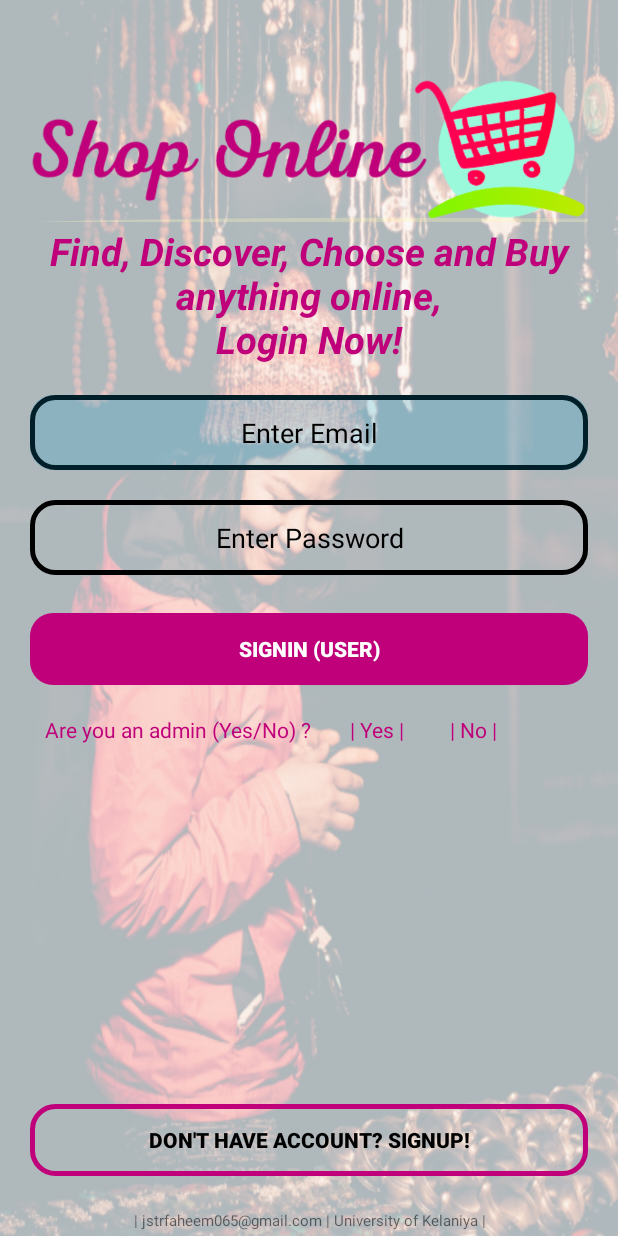
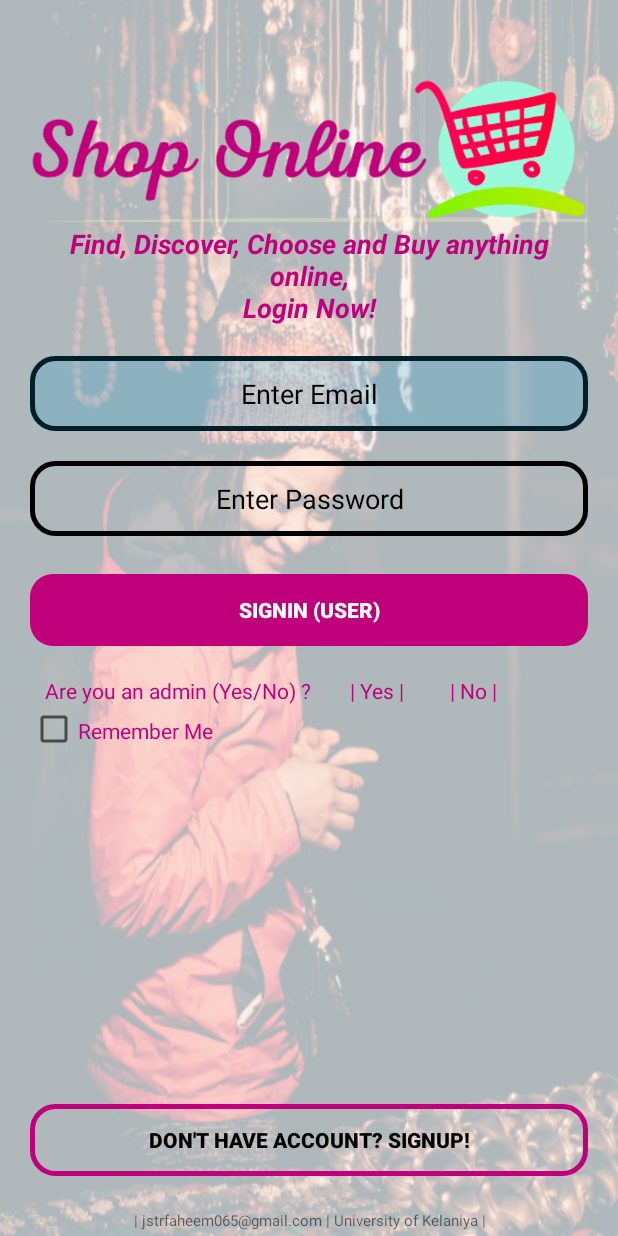
Before and after one commit to syedfaridul/ECommerceAPP, an Android app: the screen it shows after launch (MainActivity), on a phone screen of 412 x 824 dp. Run offline under Robolectric (Android 15) with nearby library versions, the phone set to English and light mode, and no system bars.

Commit message:
Remember me feature,

```diff
--- a/app/build.gradle
+++ b/app/build.gradle
@@ -28,6 +28,7 @@ dependencies {
     androidTestImplementation 'androidx.test.espresso:espresso-core:3.1.1'
     implementation 'com.google.firebase:firebase-analytics:17.2.0'
     implementation 'com.google.firebase:firebase-database:19.1.0'
+    implementation 'io.paperdb:paperdb:2.6'
 }
 
 apply plugin: 'com.google.gms.google-services'
--- a/app/src/main/AndroidManifest.xml
+++ b/app/src/main/AndroidManifest.xml
@@ -9,7 +9,8 @@
         android:roundIcon="@mipmap/ic_launcher_round"
         android:supportsRtl="true"
         android:theme="@style/AppTheme">
-        <activity android:name=".HomePageActivity"></activity>
+        <activity android:name=".AdminPageActivity"></activity>
+        <activity android:name=".HomePageActivity" />
         <activity android:name=".SignUpActivity" />
         <activity android:name=".MainActivity">
             <intent-filter>
--- a/app/src/main/java/com/flover/rifaecom/MainActivity.java
+++ b/app/src/main/java/com/flover/rifaecom/MainActivity.java
@@ -34,6 +34,7 @@ public class MainActivity extends AppCompatActivity implements View.OnClickListe
         ClickButtonInitializer initializerOnClickText = new OnClickTextInitializer(this);
         initializerOnClickText.initialize(R.id.yesIam);
         initializerOnClickText.initialize(R.id.noIamNot);
+        initializerOnClickText.initialize(R.id.rememberMeText);
 
         anyOperation = new MainActivityOperationFactory();
     }
--- a/app/src/main/java/com/flover/rifaecom/operation/mainactivityoperation/MainActivityOperation.java
+++ b/app/src/main/java/com/flover/rifaecom/operation/mainactivityoperation/MainActivityOperation.java
@@ -3,3 +3,5 @@ package com.flover.rifaecom.operation.mainactivityoperation;
 public interface MainActivityOperation {
     void perform();
 }
+
+// Need to improve
--- a/app/src/main/java/com/flover/rifaecom/operation/mainactivityoperation/MainActivityOperationFactory.java
+++ b/app/src/main/java/com/flover/rifaecom/operation/mainactivityoperation/MainActivityOperationFactory.java
@@ -19,6 +19,8 @@ public class MainActivityOperationFactory {
         }else if (anyButtonId==R.id.noIamNot){
             isAdmin = false;
             anyOperationInstance = new MainActivityUserButtonOperation(mainActivity);
+        }else if (anyButtonId==R.id.rememberMeText){
+            anyOperationInstance = new MainActivityRememberMeTextClickOperation(mainActivity);
         }
 
         return anyOperationInstance;
--- a/app/src/main/java/com/flover/rifaecom/operation/singupactivityoperation/SignUpActivityOperation.java
+++ b/app/src/main/java/com/flover/rifaecom/operation/singupactivityoperation/SignUpActivityOperation.java
@@ -4,3 +4,5 @@ package com.flover.rifaecom.operation.singupactivityoperation;
 public interface SignUpActivityOperation {
     void perform();
 }
+
+// Need to improve
--- a/app/src/main/res/layout/activity_main.xml
+++ b/app/src/main/res/layout/activity_main.xml
@@ -25,7 +25,7 @@
         android:textColor="@color/colorPrimary"
         android:text="Find, Discover, Choose and Buy anything online,\nLogin Now!"
         android:textAlignment="center"
-        android:textSize="@dimen/normalTextSize"
+        android:textSize="@dimen/smallTextSize"
         android:layout_marginLeft="20dp"
         android:layout_marginRight="20dp"
         android:textStyle="bold|italic"/>
@@ -122,6 +122,24 @@
         android:textColor="@color/colorPrimaryDark" />
 
     <TextView
+        android:id="@+id/rememberMeText"
+        android:layout_width="wrap_content"
+        android:layout_height="wrap_content"
+        android:layout_below="@+id/areYouAdmin"
+        android:text="Remember Me"
+        android:layout_marginTop="7dp"
+        android:layout_toEndOf="@+id/rememberMeCheckBox"
+        android:textColor="@color/colorPrimaryDark"/>
+
+    <CheckBox
+        android:id="@+id/rememberMeCheckBox"
+        android:layout_width="wrap_content"
+        android:layout_height="wrap_content"
+        android:textColor="@color/colorPrimaryDark"
+        android:layout_below="@+id/areYouAdmin"
+        android:layout_marginLeft="20dp"/>
+
+    <TextView
         android:layout_width="match_parent"
         android:layout_height="wrap_content"
         android:layout_alignParentBottom="true"
```
Also changed, not shown: app/src/main/java/com/flover/rifaecom/AdminPageActivity.java (added, +14 -0 lines), app/src/main/java/com/flover/rifaecom/operation/mainactivityoperation/MainActivityAdminButtonOperation.java (+8 -0 lines), app/src/main/java/com/flover/rifaecom/operation/mainactivityoperation/MainActivityRememberMeTextClickOperation.java (added, +25 -0 lines), app/src/main/java/com/flover/rifaecom/operation/mainactivityoperation/MainActivitySignInButtonOperation.java (+14 -5 lines), app/src/main/java/com/flover/rifaecom/operation/mainactivityoperation/MainActivityUserButtonOperation.java (+8 -0 lines), app/src/main/java/com/flover/rifaecom/repository/PaperDataRepository.java (added, +56 -0 lines), app/src/main/res/layout/activity_admin_page.xml (added, +9 -0 lines).
